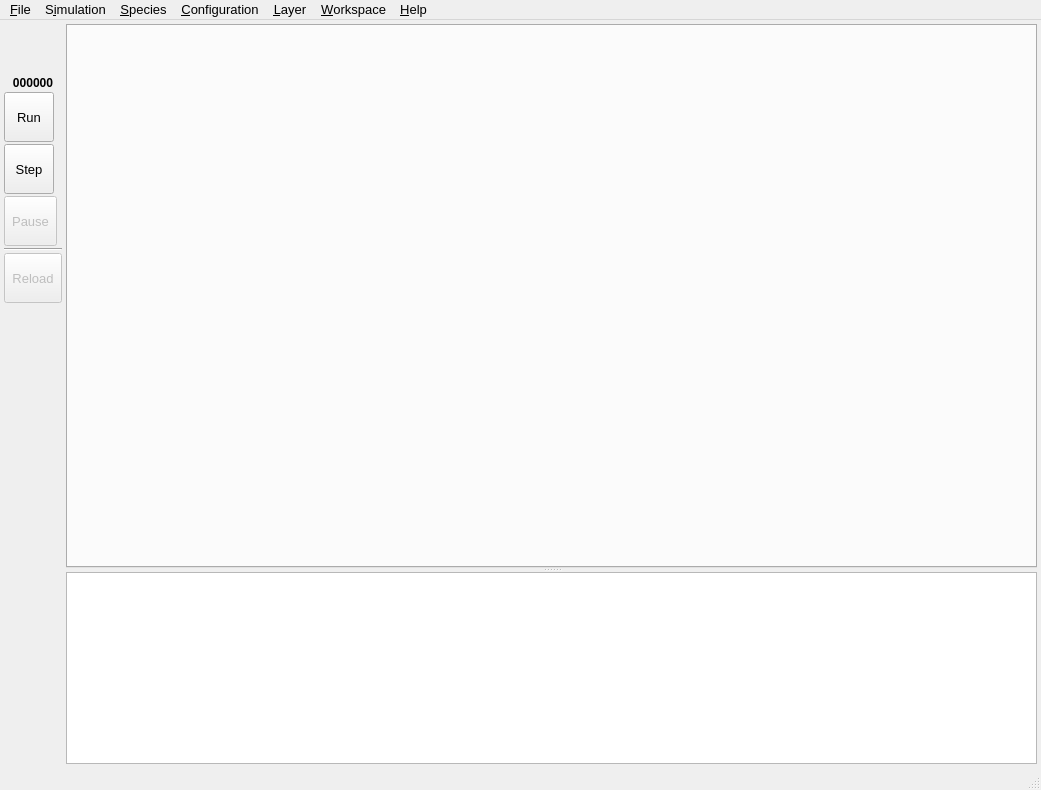
This is src/gui/gui.ui in disorderedmaterials/dissolve as Qt 5 draws it before an edit. The edited form follows.
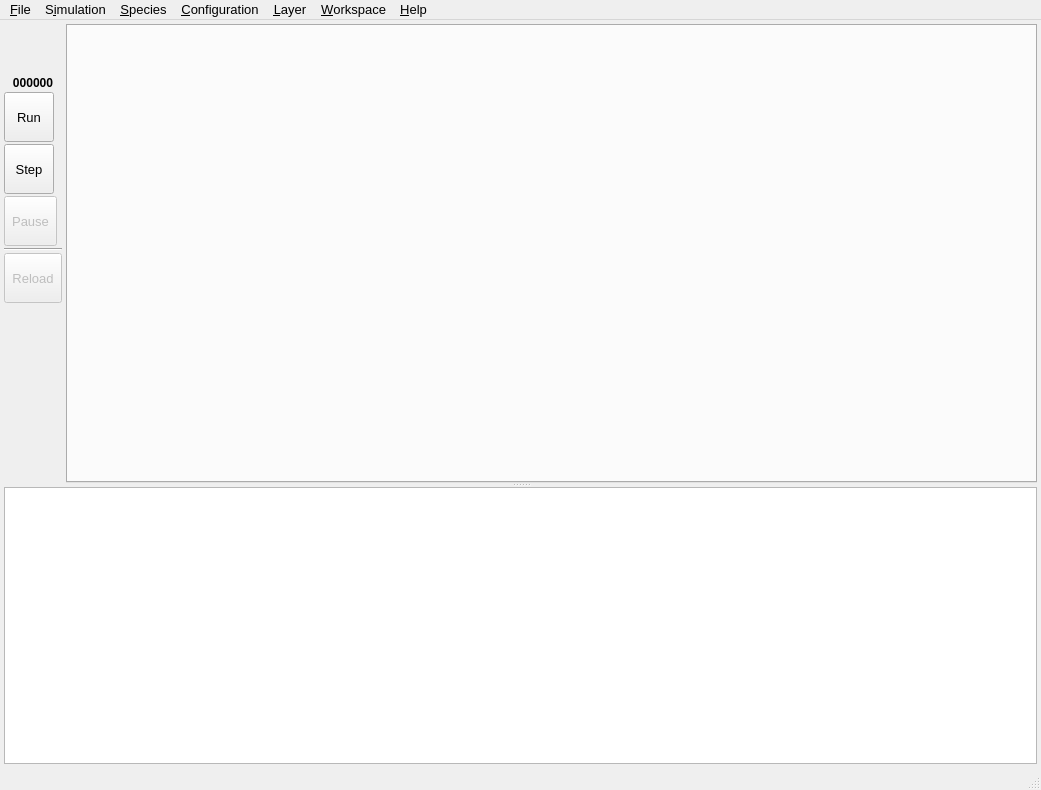
This is the edited form. The open tabs and pages were chosen to show the change. Icons and pictures are not drawn. Custom widgets are drawn as their Qt base class.

Patch:
```diff
--- a/src/gui/gui.ui
+++ b/src/gui/gui.ui
@@ -511,22 +511,32 @@
        </layout>
       </widget>
       <widget class="QWidget" name="SimulationPage">
+       <layout class="QVBoxLayout" name="verticalLayout_4">
+        <property name="spacing">
+         <number>4</number>
+        </property>
+        <property name="leftMargin">
+         <number>4</number>
+        </property>
+        <property name="topMargin">
+         <number>4</number>
+        </property>
+        <property name="rightMargin">
+         <number>4</number>
+        </property>
+        <property name="bottomMargin">
+         <number>4</number>
+        </property>
+        <item>
+         <widget class="QSplitter" name="splitter">
+          <property name="orientation">
+           <enum>Qt::Vertical</enum>
+          </property>
+          <widget class="QWidget" name="">
        <layout class="QHBoxLayout" name="horizontalLayout">
         <property name="spacing">
          <number>4</number>
         </property>
-        <property name="leftMargin">
-         <number>4</number>
-        </property>
-        <property name="topMargin">
-         <number>4</number>
-        </property>
-        <property name="rightMargin">
-         <number>4</number>
-        </property>
-        <property name="bottomMargin">
-         <number>4</number>
-        </property>
         <item>
          <layout class="QVBoxLayout" name="verticalLayout">
           <property name="spacing">
@@ -755,16 +765,6 @@
          </layout>
         </item>
         <item>
-         <widget class="QSplitter" name="SimulationSplitter">
-          <property name="sizePolicy">
-           <sizepolicy hsizetype="Expanding" vsizetype="Expanding">
-            <horstretch>0</horstretch>
-            <verstretch>0</verstretch>
-           </sizepolicy>
-          </property>
-          <property name="orientation">
-           <enum>Qt::Vertical</enum>
-          </property>
           <widget class="SuperTabWidget" name="MainTabs">
            <property name="sizePolicy">
             <sizepolicy hsizetype="Expanding" vsizetype="Expanding">
@@ -776,6 +776,9 @@
             <number>-1</number>
            </property>
           </widget>
+            </item>
+           </layout>
+          </widget>
           <widget class="QTextBrowser" name="MessagesBrowser">
            <property name="font">
             <font>
```
Left out of the diff: 4 changed lines with no effect on the pictures. Lines whose indentation alone changed are shown as unchanged.
